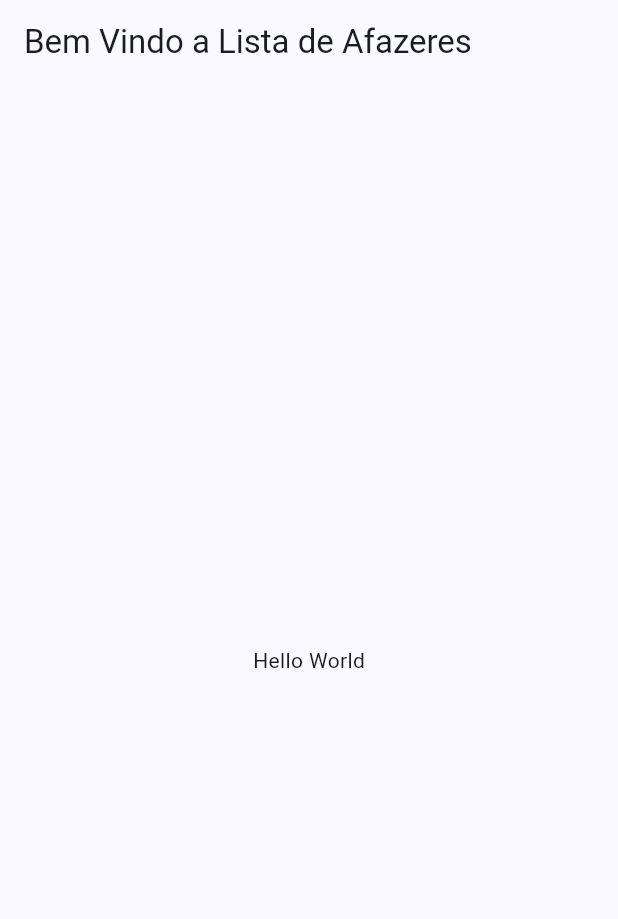
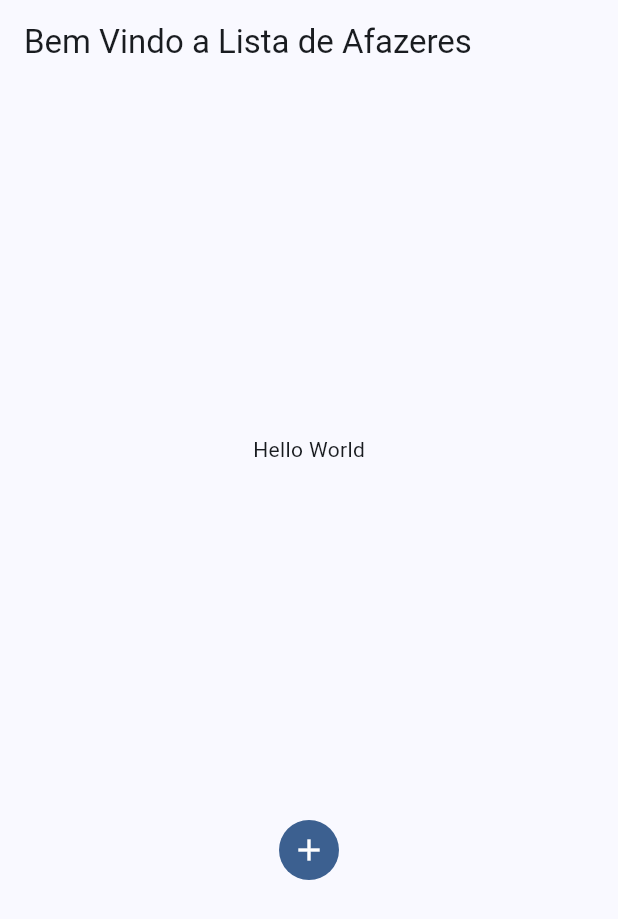
Before and after one commit to William-Fonseca-Geralde/To-Do-List_Flutter, a Flutter app: the screen it shows after launch, on a phone screen of 412 x 824 dp. Shown: the top 919 px of the screen. Run offline on Flutter 3.47's test engine with Material 3 defaults, Android fonts, the phone set to English and light mode, and no system bars.

Commit message:
Adição de um botão de adicionar

```diff
--- a/projeto_todolist/lib/src/features/home/presentation/home_page.dart
+++ b/projeto_todolist/lib/src/features/home/presentation/home_page.dart
@@ -14,11 +14,17 @@ class _HomePageState extends State<HomePage> {
       appBar: AppBar(
         title: const Text('Bem Vindo a Lista de Afazeres'),
       ),
-      body: const Center(
+      body: Center(
         child: Column(
-          mainAxisAlignment: MainAxisAlignment.spaceAround,
+          mainAxisAlignment: MainAxisAlignment.spaceEvenly,
           children: [
-            Text('Hello World')
+            const Text('Hello World'),
+            Row(
+              mainAxisAlignment: MainAxisAlignment.center,
+              children: [
+                IconButton.filled(onPressed: () {}, icon: const Icon(Icons.add))
+              ],
+            )
           ],
         ),
       ),
```
